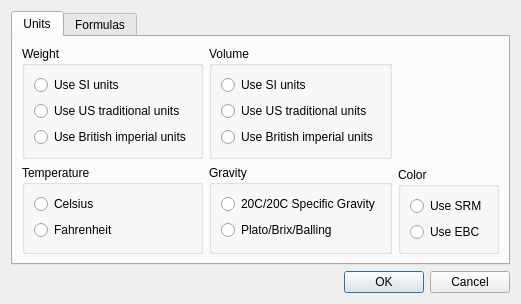
This is ui/optionsDialog.ui in Brewtarget/brewtarget as Qt 5 draws it before an edit. The edited form follows.
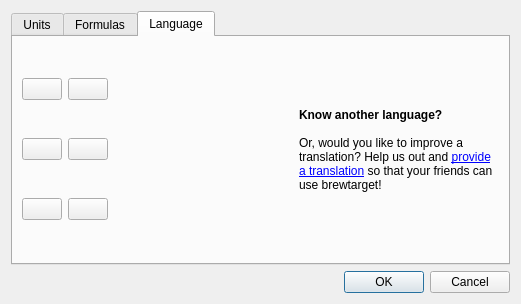
This is the edited form. Icons and pictures are not drawn.

Commit message: Added an options tab to specify language.

```diff
--- a/ui/optionsDialog.ui
+++ b/ui/optionsDialog.ui
@@ -6,8 +6,8 @@
    <rect>
     <x>0</x>
     <y>0</y>
-    <width>477</width>
-    <height>275</height>
+    <width>507</width>
+    <height>280</height>
    </rect>
   </property>
   <property name="windowTitle">
@@ -17,7 +17,7 @@
    <item>
     <widget class="QTabWidget" name="tabWidget">
      <property name="currentIndex">
-      <number>0</number>
+      <number>2</number>
      </property>
      <widget class="QWidget" name="tab">
       <attribute name="title">
@@ -305,6 +305,197 @@
        </item>
       </layout>
      </widget>
+     <widget class="QWidget" name="tab_language">
+      <attribute name="title">
+       <string>Language</string>
+      </attribute>
+      <layout class="QHBoxLayout" name="horizontalLayout_3">
+       <item>
+        <layout class="QVBoxLayout" name="verticalLayout_14">
+         <item>
+          <widget class="QPushButton" name="pushButton_de">
+           <property name="toolTip">
+            <string>German</string>
+           </property>
+           <property name="text">
+            <string/>
+           </property>
+           <property name="icon">
+            <iconset resource="../brewtarget.qrc">
+             <normaloff>:/images/flagGermany.png</normaloff>:/images/flagGermany.png</iconset>
+           </property>
+           <property name="iconSize">
+            <size>
+             <width>32</width>
+             <height>32</height>
+            </size>
+           </property>
+           <property name="checkable">
+            <bool>true</bool>
+           </property>
+          </widget>
+         </item>
+         <item>
+          <widget class="QPushButton" name="pushButton_en">
+           <property name="toolTip">
+            <string>English</string>
+           </property>
+           <property name="text">
+            <string/>
+           </property>
+           <property name="icon">
+            <iconset resource="../brewtarget.qrc">
+             <normaloff>:/images/flagUK.png</normaloff>:/images/flagUK.png</iconset>
+           </property>
+           <property name="iconSize">
+            <size>
+             <width>32</width>
+             <height>32</height>
+            </size>
+           </property>
+           <property name="checkable">
+            <bool>true</bool>
+           </property>
+          </widget>
+         </item>
+         <item>
+          <widget class="QPushButton" name="pushButton_es">
+           <property name="toolTip">
+            <string>Spanish</string>
+           </property>
+           <property name="text">
+            <string/>
+           </property>
+           <property name="icon">
+            <iconset resource="../brewtarget.qrc">
+             <normaloff>:/images/flagSpain.png</normaloff>:/images/flagSpain.png</iconset>
+           </property>
+           <property name="iconSize">
+            <size>
+             <width>32</width>
+             <height>32</height>
+            </size>
+           </property>
+           <property name="checkable">
+            <bool>true</bool>
+           </property>
+          </widget>
+         </item>
+        </layout>
+       </item>
+       <item>
+        <layout class="QVBoxLayout" name="verticalLayout_15">
+         <property name="leftMargin">
+          <number>0</number>
+         </property>
+         <item>
+          <widget class="QPushButton" name="pushButton_pl">
+           <property name="toolTip">
+            <string>Polish</string>
+           </property>
+           <property name="text">
+            <string/>
+           </property>
+           <property name="icon">
+            <iconset resource="../brewtarget.qrc">
+             <normaloff>:/images/flagPoland.png</normaloff>:/images/flagPoland.png</iconset>
+           </property>
+           <property name="iconSize">
+            <size>
+             <width>32</width>
+             <height>32</height>
+            </size>
+           </property>
+           <property name="checkable">
+            <bool>true</bool>
+           </property>
+          </widget>
+         </item>
+         <item>
+          <widget class="QPushButton" name="pushButton_fr">
+           <property name="toolTip">
+            <string>French</string>
+           </property>
+           <property name="text">
+            <string/>
+           </property>
+           <property name="icon">
+            <iconset resource="../brewtarget.qrc">
+             <normaloff>:/images/flagFrance.png</normaloff>:/images/flagFrance.png</iconset>
+           </property>
+           <property name="iconSize">
+            <size>
+             <width>32</width>
+             <height>32</height>
+            </size>
+           </property>
+           <property name="checkable">
+            <bool>true</bool>
+           </property>
+          </widget>
+         </item>
+         <item>
+          <widget class="QPushButton" name="pushButton_pt">
+           <property name="toolTip">
+            <string>Portuguese</string>
+           </property>
+           <property name="text">
+            <string/>
+           </property>
+           <property name="icon">
+            <iconset resource="../brewtarget.qrc">
+             <normaloff>:/images/flagPortugal.png</normaloff>:/images/flagPortugal.png</iconset>
+           </property>
+           <property name="iconSize">
+            <size>
+             <width>32</width>
+             <height>32</height>
+            </size>
+           </property>
+           <property name="checkable">
+            <bool>true</bool>
+           </property>
+          </widget>
+         </item>
+        </layout>
+       </item>
+       <item>
+        <spacer name="horizontalSpacer_2">
+         <property name="orientation">
+          <enum>Qt::Horizontal</enum>
+         </property>
+         <property name="sizeHint" stdset="0">
+          <size>
+           <width>348</width>
+           <height>20</height>
+          </size>
+         </property>
+        </spacer>
+       </item>
+       <item>
+        <widget class="QLabel" name="label">
+         <property name="minimumSize">
+          <size>
+           <width>200</width>
+           <height>0</height>
+          </size>
+         </property>
+         <property name="text">
+          <string>&lt;qt&gt;
+   &lt;b&gt;Know another language?&lt;/b&gt;
+   &lt;br&gt;&lt;br&gt;
+   Or, would you like to improve a translation? Help us out and
+  &lt;a href=&quot;https://sourceforge.net/sendmessage.php?touser=938941&quot;&gt;
+  provide a translation&lt;/a&gt; so that your friends can use brewtarget!
+&lt;/qt&gt;</string>
+         </property>
+         <property name="wordWrap">
+          <bool>true</bool>
+         </property>
+        </widget>
+       </item>
+      </layout>
+     </widget>
     </widget>
    </item>
    <item>
```
Left out of the diff: 4 changed lines with no effect on the pictures. The commit also changes 15 other files.
